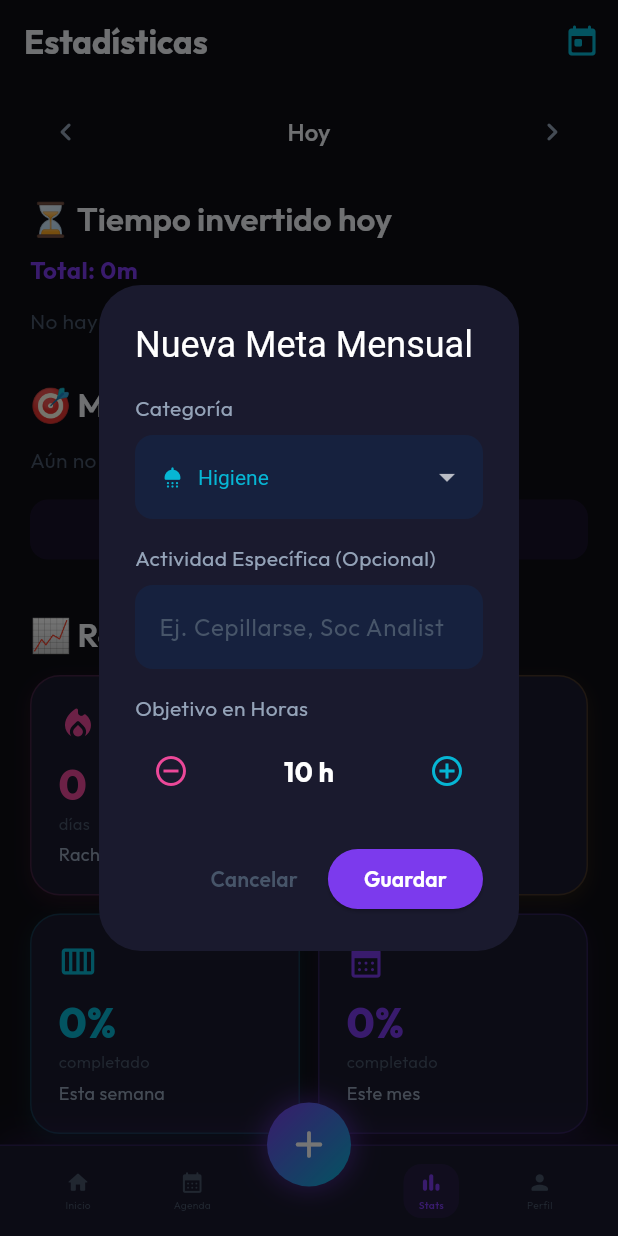
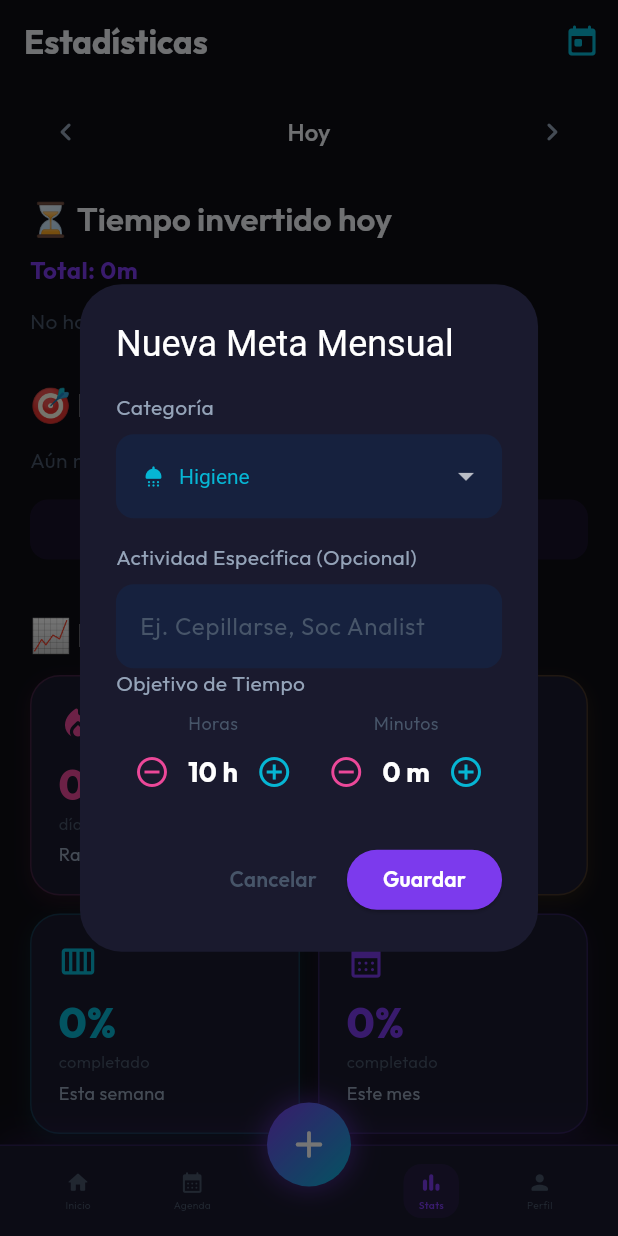
Before and after one commit to Edy-Serrano/Proyecto-App-Rutine, a Flutter app: the screen it shows after launch, item 3 of the bottom bar chosen, after a tap on "Configurar Metas", on a phone screen of 412 x 824 dp. Run offline on Flutter 3.47's test engine with Material 3 defaults, Android fonts, the phone set to English and light mode, and no system bars; our stand-ins replace fl_chart, flutter_local_notifications, flutter_secure_storage, google_fonts, hive_flutter, image_picker and 4 more; missing offline and left inert: encrypt; accounts and stored records are empty.

```diff
--- a/lib/screens/stats_screen.dart
+++ b/lib/screens/stats_screen.dart
@@ -688,6 +688,7 @@ class _StatsScreenState extends State<StatsScreen> {
   Future<void> _showAddGoalDialog() async {
     TaskCategory selectedCat = TaskCategoryExtension.uiOrder.first;
     int targetHours = 10;
+    int inputMinutes = 0;
     final _taskNameController = TextEditingController();
 
     await showDialog(
@@ -743,20 +744,46 @@ class _StatsScreenState extends State<StatsScreen> {
                     border: OutlineInputBorder(borderRadius: BorderRadius.circular(12), borderSide: BorderSide.none),
                   ),
                 ),
-                const SizedBox(height: 16),
-                Text('Objetivo en Horas', style: TextStyle(color: AppTheme.textSecondary)),
+                Text('Objetivo de Tiempo', style: TextStyle(color: AppTheme.textSecondary)),
                 const SizedBox(height: 8),
                 Row(
-                  mainAxisAlignment: MainAxisAlignment.spaceBetween,
+                  mainAxisAlignment: MainAxisAlignment.spaceEvenly,
+                  children: [
+                    Column(
+                      children: [
+                        Text('Horas', style: TextStyle(color: AppTheme.textMuted, fontSize: 12)),
+                        Row(
                           children: [
                             IconButton(
                               icon: const Icon(Icons.remove_circle_outline, color: AppTheme.neonPink),
-                      onPressed: targetHours > 1 ? () => setState(() => targetHours--) : null,
+                              onPressed: targetHours > 0 ? () => setState(() => targetHours--) : null,
                             ),
                             Text('$targetHours h', style: const TextStyle(color: Colors.white, fontSize: 18, fontWeight: FontWeight.bold)),
                             IconButton(
                               icon: const Icon(Icons.add_circle_outline, color: AppTheme.neonCyan),
                               onPressed: () => setState(() => targetHours++),
+                            ),
+                          ],
+                        ),
+                      ],
+                    ),
+                    Column(
+                      children: [
+                        Text('Minutos', style: TextStyle(color: AppTheme.textMuted, fontSize: 12)),
+                        Row(
+                          children: [
+                            IconButton(
+                              icon: const Icon(Icons.remove_circle_outline, color: AppTheme.neonPink),
+                              onPressed: inputMinutes > 0 ? () => setState(() => inputMinutes -= 5) : null,
+                            ),
+                            Text('$inputMinutes m', style: const TextStyle(color: Colors.white, fontSize: 18, fontWeight: FontWeight.bold)),
+                            IconButton(
+                              icon: const Icon(Icons.add_circle_outline, color: AppTheme.neonCyan),
+                              onPressed: inputMinutes < 55 ? () => setState(() => inputMinutes += 5) : null,
+                            ),
+                          ],
+                        ),
+                      ],
                     ),
                   ],
                 ),
@@ -774,7 +801,7 @@ class _StatsScreenState extends State<StatsScreen> {
                     id: DateTime.now().millisecondsSinceEpoch.toString(),
                     category: selectedCat,
                     taskName: _taskNameController.text.trim().isEmpty ? null : _taskNameController.text.trim(),
-                    targetMinutes: targetHours * 60,
+                    targetMinutes: (targetHours * 60) + inputMinutes,
                     month: _selectedDate.month,
                     year: _selectedDate.year,
                   );
```
Lines whose indentation alone changed are shown as unchanged.
